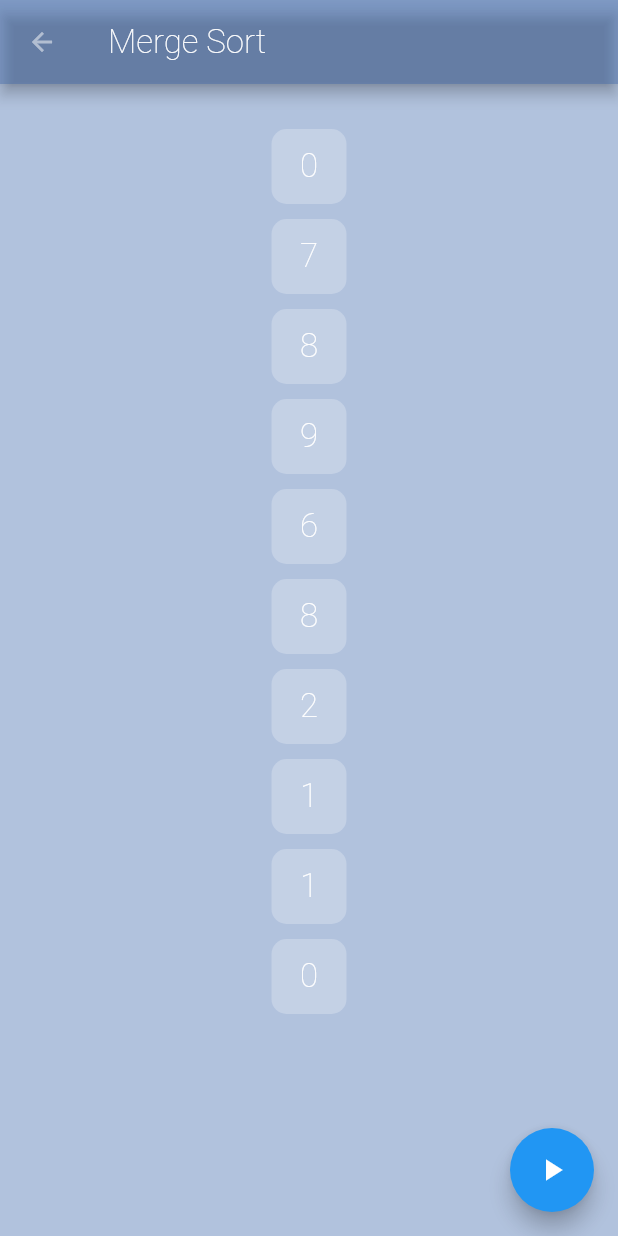
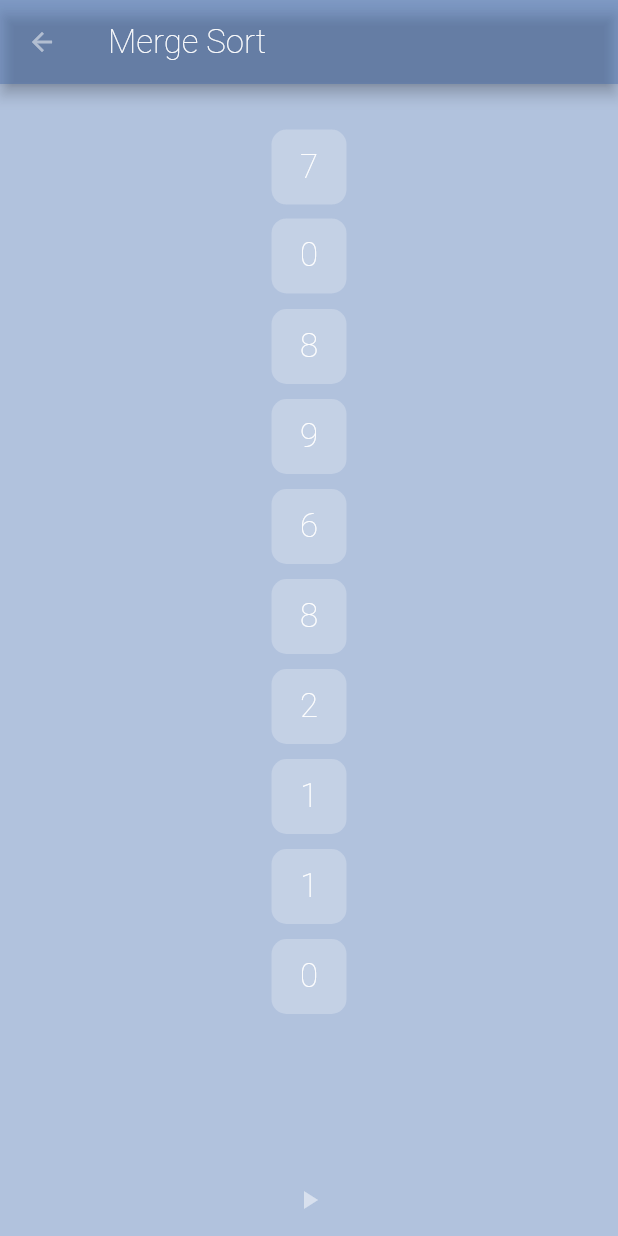
Before and after one commit to ted-marozzi/alg-io, a Flutter app: the MergeSortScreen screen opened by its route, after a tap on the "play arrow" icon, on a phone screen of 412 x 824 dp. Run offline on Flutter 3.47's test engine with Material 2 defaults, Android fonts, the phone set to English and light mode, and no system bars; our stand-ins replace google_fonts; Roboto replaces fonts that are missing (Ubuntu).

Commit message:
Merge Sort ready to be completed

```diff
--- a/lib/pages/merge_sort_screen.dart
+++ b/lib/pages/merge_sort_screen.dart
@@ -1,55 +1,23 @@
-import 'dart:math';
 
-import 'package:algo_io_files/util/app_bar.dart';
-import 'package:algo_io_files/util/sort_model.dart';
-import 'package:algo_io_files/util/sort_widget.dart';
+import 'package:algo_io_files/sorts/merge_sort.dart';
+
+
 import 'package:flutter/material.dart';
 
 
 class MergeSortScreen extends StatelessWidget {
+
+
   @override
   Widget build(BuildContext context) {
-    List<SortModel> numbers = [];
-    int numModels = 10;
-
-    Random rng = new Random();
-    for(var i = 0; i <  numModels; i++) {
-      numbers.add(SortModel(rng.nextInt(numModels)));
-    }
 
 
-    final double width = MediaQuery.of(context).size.width;
 
 
 
     return Scaffold(
         backgroundColor: Theme.of(context).backgroundColor,
-        floatingActionButton: FloatingActionButton(
-          onPressed: () {
-
-          },
-          child: Icon(Icons.play_arrow),
-        ),
-        body: Column(
-          children: <Widget>[
-            MyAppBar("Merge Sort"),
-
-
-            Expanded(
-              child: Stack(
-                children: <Widget>[
-                  for (var i = 0; i < numbers.length; i++)
-                    SortWidget(
-                      key: numbers[i].key,
-                      number: numbers[i],
-                      index: i,
-                      containerWidth: width,
-                    )
-                ],
-              ),
-            ),
-
-          ],
-        ));
+        body: MergeSort()
+        );
   }
 }
--- /dev/null
+++ b/lib/sorts/merge_sort.dart
@@ -0,0 +1,70 @@
+import 'package:algo_io_files/util/app_bar.dart';
+import 'package:algo_io_files/util/sort_widget.dart';
+import 'package:flutter/material.dart';
+import 'dart:math';
+import 'package:algo_io_files/util/sort_model.dart';
+
+class MergeSort extends StatefulWidget {
+  MergeSort({Key key}) : super(key: key);
+
+  @override
+  State<StatefulWidget> createState() => _MergeSortState();
+}
+
+class _MergeSortState extends State<MergeSort> {
+  List<SortModel> numbers = [];
+  int numModels = 10;
+
+  Random rng = new Random();
+
+  @override
+  void initState() {
+    super.initState();
+    for (int i = 0; i < numModels; i++) {
+      numbers.add(SortModel(rng.nextInt(numModels)));
+    }
+  }
+
+  @override
+  Widget build(BuildContext context) {
+    final double width = MediaQuery.of(context).size.width;
+
+    return Column(children: <Widget>[
+      MyAppBar("Merge Sort"),
+      Expanded(
+        child: Stack(
+          children: <Widget>[
+            for (var i = 0; i < numbers.length; i++)
+              SortWidget(
+                key: numbers[i].key,
+                number: numbers[i],
+                index: i,
+                containerWidth: width,
+              )
+          ],
+        ),
+      ),
+      IconButton(
+        icon: Icon(Icons.play_arrow),
+        color: Theme.of(context).iconTheme.color,
+        iconSize: Theme.of(context).iconTheme.size,
+        onPressed: () {
+
+          swap(0, 1);
+          setState(() {
+
+          });
+
+
+
+        },
+      ),
+    ]);
+  }
+
+  void swap(int i, int j) {
+    SortModel tmp = numbers[i];
+    numbers[i] = numbers[j];
+    numbers[j] = tmp;
+  }
+}
```
